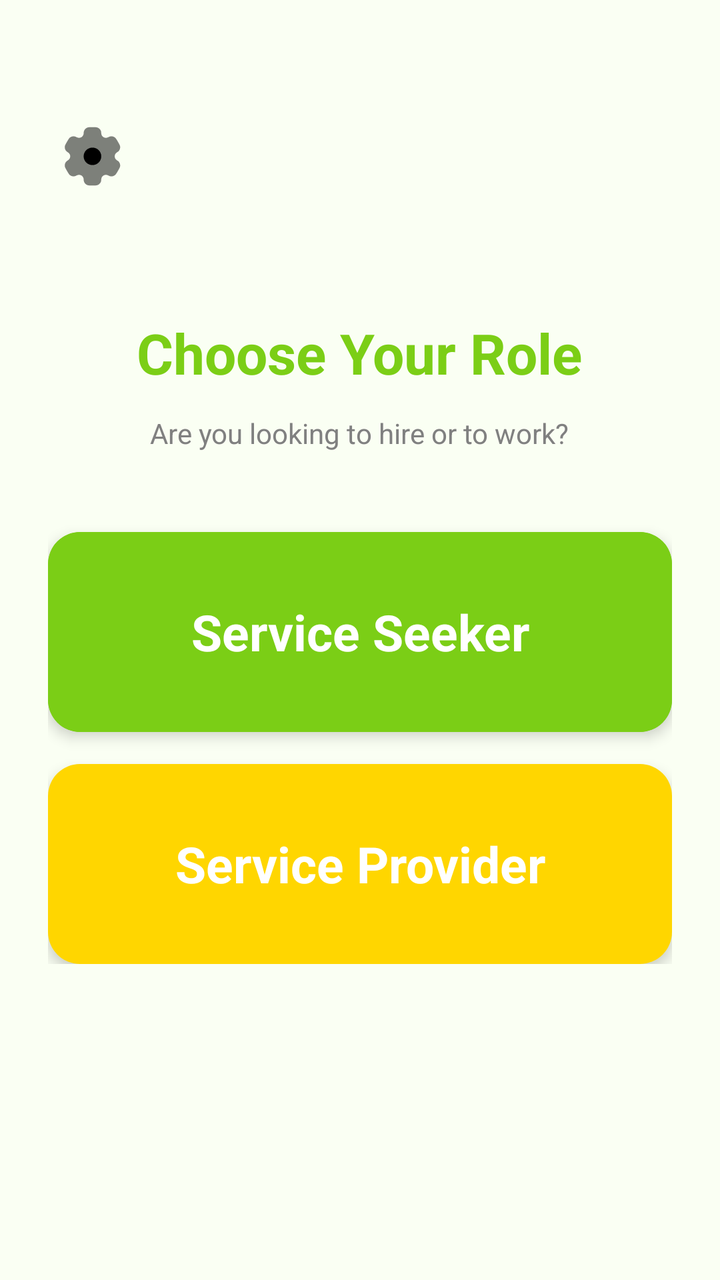
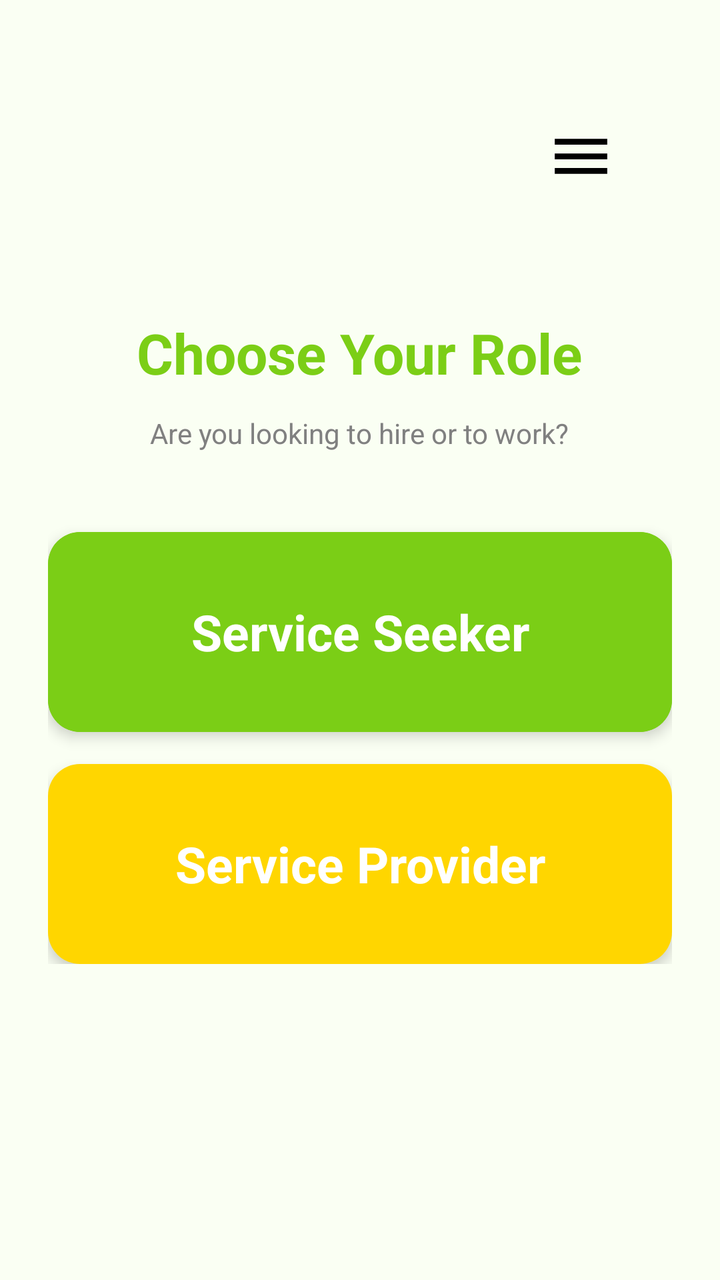

An Android layout rendered at two revisions. The XML below is the earlier revision; the diff shows what the commit changed to produce the second picture.
<!-- AndroidManifest.xml: application theme Theme.RozgarConnector -->
<!-- res/layout/activity_role_selection.xml -->
<?xml version="1.0" encoding="utf-8"?>
<RelativeLayout xmlns:android="http://schemas.android.com/apk/res/android"
    xmlns:app="http://schemas.android.com/apk/res-auto"
    android:layout_width="match_parent"
    android:layout_height="match_parent"
    android:background="@color/white"
    android:src="@drawable/ic_app_logo"
    android:padding="24dp"
    >

    <ImageView
        android:id="@+id/btnSettings"
        android:layout_width="43dp"
        android:layout_height="44dp"
        android:layout_marginTop="32dp"
        android:layout_marginEnd="24dp"
        android:padding="4dp"
        android:src="@drawable/ic_settings"
        app:layout_constraintEnd_toEndOf="parent"
        app:layout_constraintTop_toTopOf="parent"
        app:tint="@color/black" />
    <ScrollView
        android:layout_width="match_parent"
        android:layout_height="wrap_content"
        android:layout_centerInParent="true"
        android:scrollbars="none">

        <LinearLayout
            android:layout_width="match_parent"
            android:layout_height="wrap_content"
            android:orientation="vertical"
            android:gravity="center_horizontal">

            <TextView
                android:layout_width="wrap_content"
                android:layout_height="wrap_content"
                android:text="Choose Your Role"
                android:textColor="@color/primary_green"
                android:textSize="28sp"
                android:textStyle="bold"
                android:layout_marginBottom="12dp"/>

            <TextView
                android:layout_width="wrap_content"
                android:layout_height="wrap_content"
                android:text="Are you looking to hire or to work?"
                android:textColor="@color/grey"
                android:textSize="14sp"
                android:layout_marginBottom="40dp"/>

            <com.google.android.material.card.MaterialCardView
                android:id="@+id/cardSeeker"
                android:layout_width="match_parent"
                android:layout_height="100dp"
                android:layout_marginBottom="16dp"
                app:cardCornerRadius="16dp"
                app:cardElevation="4dp"
                app:cardBackgroundColor="@color/primary_green"
                app:strokeColor="@color/brand_yellow"
                app:strokeWidth="0dp"
                android:clickable="true"
                android:focusable="true">

                <TextView
                    android:layout_width="match_parent"
                    android:layout_height="match_parent"
                    android:gravity="center"
                    android:text="Service Seeker"
                    android:background="@color/primary_green"
                    android:textAlignment="center"
                    android:textColor="#FFFFFF"
                    android:textSize="25sp"
                    android:textStyle="bold" />

            </com.google.android.material.card.MaterialCardView>

            <com.google.android.material.card.MaterialCardView
                android:id="@+id/cardProvider"
                android:layout_width="match_parent"
                android:layout_height="100dp"
                app:cardCornerRadius="16dp"
                app:cardElevation="4dp"

                app:strokeColor="@color/brand_yellow"
                app:strokeWidth="0dp"
                android:clickable="true"
                android:focusable="true">

                <TextView
                    android:layout_width="match_parent"
                    android:layout_height="match_parent"
                    android:gravity="center"
                    android:text="Service Provider"
                    android:textAlignment="center"
                    android:background="@color/brand_yellow"
                    android:textColor="#FFFFFF"
                    android:textSize="25sp"
                    android:textStyle="bold" />

            </com.google.android.material.card.MaterialCardView>

            <LinearLayout
                android:id="@+id/llProviderType"
                android:layout_width="match_parent"
                android:layout_height="wrap_content"
                android:layout_marginTop="24dp"
                android:background="@drawable/edittext_border"
                android:orientation="vertical"
                android:padding="16dp"
                android:visibility="gone">

                <TextView
                    android:layout_width="wrap_content"
                    android:layout_height="wrap_content"
                    android:layout_marginBottom="12dp"
                    android:text="Select Worker Type:"
                    android:textStyle="bold" />

                <RadioGroup
                    android:id="@+id/radioGroupProviderType"
                    android:layout_width="match_parent"
                    android:layout_height="wrap_content">

                    <RadioButton
                        android:id="@+id/radioEducated"
                        android:layout_width="match_parent"
                        android:layout_height="wrap_content"
                        android:buttonTint="@color/primary_green"
                        android:padding="8dp"
                        android:text="Educated (Degree/Diploma Holder)" />

                    <RadioButton
                        android:id="@+id/radioUneducated"
                        android:layout_width="match_parent"
                        android:layout_height="wrap_content"
                        android:buttonTint="@color/primary_green"
                        android:padding="8dp"
                        android:text="Uneducated (Skilled Labor/Manual)" />
                </RadioGroup>
            </LinearLayout>

        </LinearLayout>
    </ScrollView>

    <Button
        android:id="@+id/btnConfirmRole"
        android:layout_width="match_parent"
        android:layout_height="60dp"
        android:layout_alignParentBottom="true"
        android:background="@drawable/docglass_bg"
        android:text="Confirm and Continue"
        android:textSize="18sp"
        android:textStyle="bold"
        android:visibility="gone"
        app:backgroundTint="@null"
        app:cornerRadius="12dp" />

</RelativeLayout>
<!-- resources referenced by this layout -->
<resources>
  <color name="black">#FF000000</color>
  <color name="brand_yellow">#FFD600</color>
  <color name="grey">#808080</color>
  <color name="primary_green">#7BCE16</color>
  <color name="white">#FAFFF3</color>
  <!-- drawable docglass_bg (drawable) -->
  <?xml version="1.0" encoding="utf-8"?>
  <shape xmlns:android="http://schemas.android.com/apk/res/android">
  
      <solid android:color="@color/brand_yellow" />
  
      <corners android:radius="30dp" />
  
  
      <stroke
          android:width="2dp"
          android:color="#E5FAE7A2"/>
  </shape>
  <!-- drawable edittext_border (drawable) -->
  <shape xmlns:android="http://schemas.android.com/apk/res/android">
      <stroke android:width="1dp" android:color="#7BCE16"/>
      <corners android:radius="20dp"/>
      <padding android:left="10dp" android:right="10dp"/>
  </shape>
  <!-- drawable ic_app_logo: png bitmap (drawable, 579971 bytes) -->
  <!-- drawable ic_settings: vector/xml drawable (drawable, 2376 chars, omitted) -->
  <style name="Theme.RozgarConnector" parent="Base.Theme.RozgarConnector" />
  <style name="Base.Theme.RozgarConnector" parent="Theme.Material3.DayNight.NoActionBar">
          
          <item name="colorPrimary">@color/primary_green</item>
      </style>
</resources>

<!-- the commit's change to res/layout/activity_role_selection.xml (unified diff, before → after) -->
@@ -4,20 +4,18 @@
     android:layout_width="match_parent"
     android:layout_height="match_parent"
     android:background="@color/white"
-    android:src="@drawable/ic_app_logo"
-    android:padding="24dp"
-    >
+    android:padding="24dp">
 
     <ImageView
         android:id="@+id/btnSettings"
         android:layout_width="43dp"
         android:layout_height="44dp"
+        android:layout_alignParentEnd="true"
+        android:layout_alignParentTop="true"
         android:layout_marginTop="32dp"
         android:layout_marginEnd="24dp"
         android:padding="4dp"
-        android:src="@drawable/ic_settings"
-        app:layout_constraintEnd_toEndOf="parent"
-        app:layout_constraintTop_toTopOf="parent"
+        android:src="@drawable/ic_menu"
         app:tint="@color/black" />
     <ScrollView
         android:layout_width="match_parent"
<!-- resource entries referenced after the edit -->
@@ -24,8 +24,16 @@
       <corners android:radius="20dp"/>
       <padding android:left="10dp" android:right="10dp"/>
   </shape>
-  <!-- drawable ic_app_logo: png bitmap (drawable, 579971 bytes) -->
-  <!-- drawable ic_settings: vector/xml drawable (drawable, 2376 chars, omitted) -->
+  <!-- drawable ic_menu (drawable) -->
+  <vector xmlns:android="http://schemas.android.com/apk/res/android"
+      android:width="24dp"
+      android:height="24dp"
+      android:viewportWidth="24"
+      android:viewportHeight="24">
+      <path
+          android:fillColor="#000000"
+          android:pathData="M3,18h18v-2H3v2zM3,13h18v-2H3v2zM3,6v2h18V6H3z" />
+  </vector>
   <style name="Theme.RozgarConnector" parent="Base.Theme.RozgarConnector" />
   <style name="Base.Theme.RozgarConnector" parent="Theme.Material3.DayNight.NoActionBar">
           
